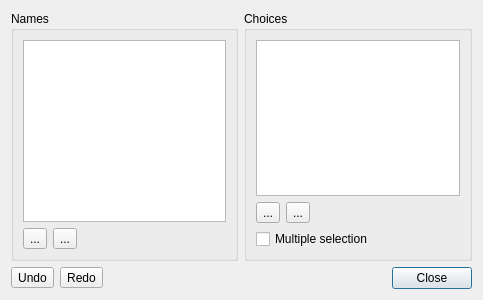
Above: src/editor/propertyenumdialog.ui from timbaker/pzworlded before the change. Below: the same form after it.
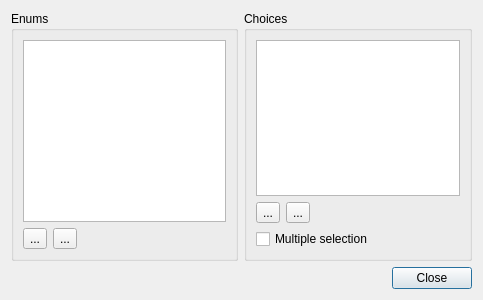
That is the form after the change. Icons and pictures are not drawn.

Commit message: Added UndoRedoButtons, updating properties when enums change, unique enum/choice names, etc.

What changed in the file:
```diff
--- a/src/editor/propertyenumdialog.ui
+++ b/src/editor/propertyenumdialog.ui
@@ -75,7 +75,7 @@
    <item row="0" column="0">
     <widget class="QGroupBox" name="groupBox">
      <property name="title">
-      <string>Names</string>
+      <string>Enums</string>
      </property>
      <layout class="QVBoxLayout" name="verticalLayout">
       <item>
@@ -124,35 +124,7 @@
     </widget>
    </item>
    <item row="1" column="0" colspan="2">
-    <layout class="QHBoxLayout" name="horizontalLayout">
-     <item>
-      <widget class="QToolButton" name="undo">
-       <property name="text">
-        <string>Undo</string>
-       </property>
-       <property name="icon">
-        <iconset resource="editor.qrc">
-         <normaloff>:/images/16x16/edit-undo.png</normaloff>:/images/16x16/edit-undo.png</iconset>
-       </property>
-       <property name="toolButtonStyle">
-        <enum>Qt::ToolButtonTextBesideIcon</enum>
-       </property>
-      </widget>
-     </item>
-     <item>
-      <widget class="QToolButton" name="redo">
-       <property name="text">
-        <string>Redo</string>
-       </property>
-       <property name="icon">
-        <iconset resource="editor.qrc">
-         <normaloff>:/images/16x16/edit-redo.png</normaloff>:/images/16x16/edit-redo.png</iconset>
-       </property>
-       <property name="toolButtonStyle">
-        <enum>Qt::ToolButtonTextBesideIcon</enum>
-       </property>
-      </widget>
-     </item>
+    <layout class="QHBoxLayout" name="buttonsLayout">
      <item>
       <widget class="QDialogButtonBox" name="buttonBox">
        <property name="orientation">
```
Left out of the diff: 2 changed lines with no effect on the pictures. The commit also changes 18 other files.
